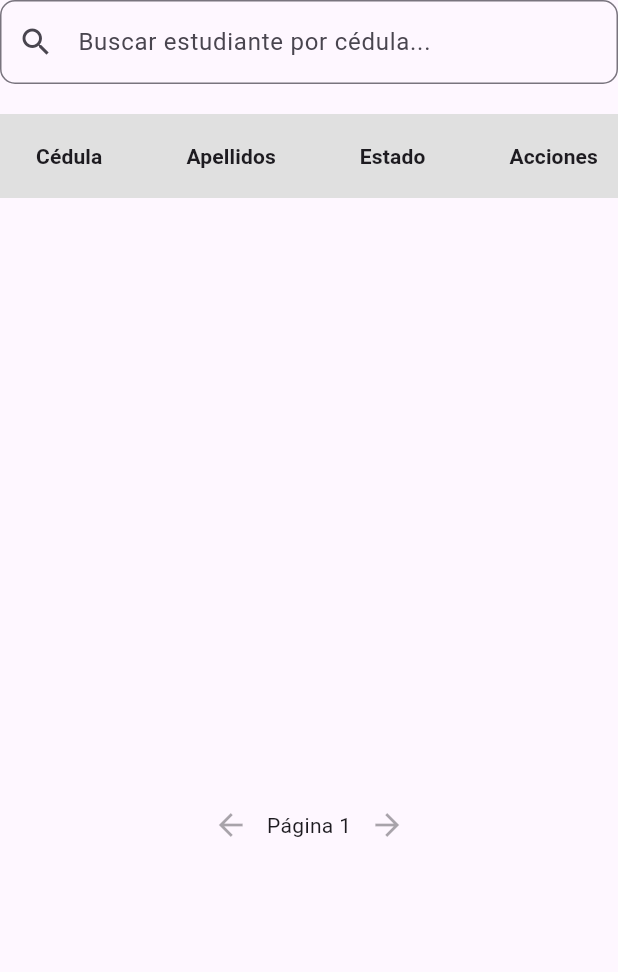
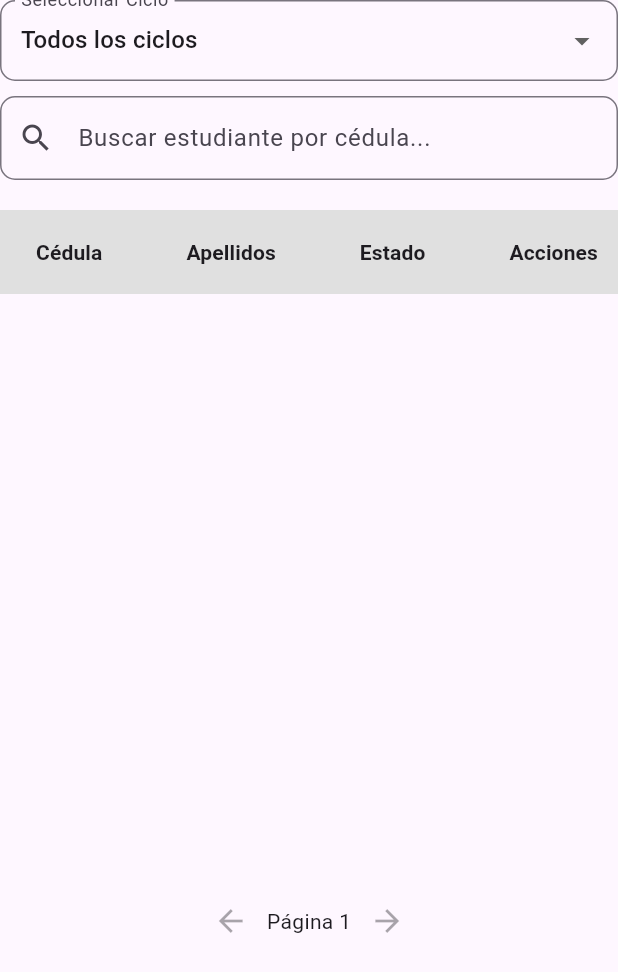
Before and after one commit to grmvera/unibe_flutter, a Flutter app: the UserTable widget shown alone on an empty page, opened directly with empty values, on a phone screen of 412 x 824 dp. Shown: the top 972 px of the screen. Run offline on Flutter 3.47's test engine with Material 3 defaults, Android fonts, the light colour scheme and no system bars; our stand-ins replace cloud_firestore, dropdown_button2, file_picker, firebase_auth, firebase_core, qr_flutter and 1 more; missing offline and left inert: excel, mailer; accounts and stored records are empty.

Commit message:
fix. clasificacion de ciclo en la lista de estudiante

```diff
--- a/lib/Widget/user_table.dart
+++ b/lib/Widget/user_table.dart
@@ -17,7 +17,10 @@ class UserTable extends StatefulWidget {
 class _UserTableState extends State<UserTable> {
   final Stream<QuerySnapshot> _usersStream =
       FirebaseFirestore.instance.collection('users').snapshots();
+  final Stream<QuerySnapshot> _cyclesStream =
+      FirebaseFirestore.instance.collection('cycles').snapshots();
 
+  String? selectedCycleId;
   int _currentPage = 0;
   final int _itemsPerPage = 5;
   late FocusNode _focusNode;
@@ -38,19 +41,25 @@ class _UserTableState extends State<UserTable> {
   Widget build(BuildContext context) {
     return Column(
       children: [
-        TextField(
-          controller: widget.searchController,
-          focusNode: _focusNode,
-          onChanged: (value) {
-            setState(() {});
+        LayoutBuilder(
+          builder: (context, constraints) {
+            final isSmallScreen = constraints.maxWidth < 600;
+            return isSmallScreen
+                ? Column(
+                    children: [
+                      _buildCycleDropdown(),
+                      const SizedBox(height: 10),
+                      _buildSearchField(),
+                    ],
+                  )
+                : Row(
+                    children: [
+                      Expanded(flex: 2, child: _buildCycleDropdown()),
+                      const SizedBox(width: 10),
+                      Expanded(flex: 3, child: _buildSearchField()),
+                    ],
+                  );
           },
-          decoration: InputDecoration(
-            hintText: 'Buscar estudiante por cédula...',
-            prefixIcon: const Icon(Icons.search),
-            border: OutlineInputBorder(
-              borderRadius: BorderRadius.circular(10.0),
-            ),
-          ),
         ),
         const SizedBox(height: 20),
         StreamBuilder<QuerySnapshot>(
@@ -67,7 +76,13 @@ class _UserTableState extends State<UserTable> {
               Map<String, dynamic> data = document.data()! as Map<String, dynamic>;
               final searchText = widget.searchController.text.toLowerCase();
               final idNumber = data['idNumber']?.toString().toLowerCase() ?? '';
-              return idNumber.contains(searchText);
+              final cycleId = data['cycleId']?.toString();
+
+              final matchesSearch = idNumber.contains(searchText);
+              final matchesCycle =
+                  selectedCycleId == null || cycleId == selectedCycleId;
+
+              return matchesSearch && matchesCycle;
             }).toList();
 
             int startIndex = _currentPage * _itemsPerPage;
@@ -88,9 +103,9 @@ class _UserTableState extends State<UserTable> {
                         minWidth: MediaQuery.of(context).size.width,
                       ),
                       child: DataTable(
-                        headingRowColor: WidgetStateColor.resolveWith(
+                        headingRowColor: MaterialStateColor.resolveWith(
                             (states) => Colors.grey[300]!),
-                        dataRowColor: WidgetStateColor.resolveWith(
+                        dataRowColor: MaterialStateColor.resolveWith(
                             (states) => Colors.grey[100]!),
                         columns: const [
                           DataColumn(
@@ -212,4 +227,63 @@ class _UserTableState extends State<UserTable> {
       ],
     );
   }
+
+  Widget _buildCycleDropdown() {
+    return StreamBuilder<QuerySnapshot>(
+      stream: _cyclesStream,
+      builder: (context, snapshot) {
+        if (!snapshot.hasData) {
+          return const CircularProgressIndicator();
+        }
+
+        final cycles = snapshot.data!.docs;
+
+        return DropdownButtonFormField<String>(
+          value: selectedCycleId,
+          decoration: InputDecoration(
+            labelText: 'Seleccionar Ciclo',
+            border: OutlineInputBorder(
+              borderRadius: BorderRadius.circular(10),
+            ),
+            contentPadding:
+                const EdgeInsets.symmetric(horizontal: 10, vertical: 15),
+          ),
+          items: [
+            const DropdownMenuItem<String>(
+              value: null,
+              child: Text('Todos los ciclos'),
+            ),
+            ...cycles.map((cycle) {
+              return DropdownMenuItem<String>(
+                value: cycle.id,
+                child: Text(cycle['name']),
+              );
+            }).toList(),
+          ],
+          onChanged: (value) {
+            setState(() {
+              selectedCycleId = value;
+            });
+          },
+        );
+      },
+    );
+  }
+
+  Widget _buildSearchField() {
+    return TextField(
+      controller: widget.searchController,
+      focusNode: _focusNode,
+      onChanged: (value) {
+        setState(() {});
+      },
+      decoration: InputDecoration(
+        hintText: 'Buscar estudiante por cédula...',
+        prefixIcon: const Icon(Icons.search),
+        border: OutlineInputBorder(
+          borderRadius: BorderRadius.circular(10.0),
+        ),
+      ),
+    );
+  }
 }
```
